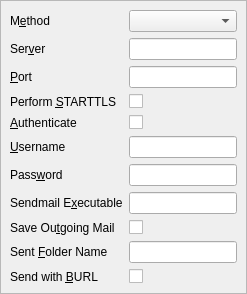
Old version of the form src/Gui/SettingsOutgoingPage.ui in the repository jktjkt/trojita.
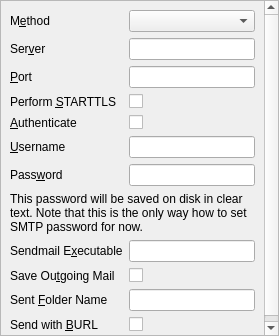
New version of the form. Custom widgets are drawn as their Qt base class.

Commit message: Show big fat warning that smtp password will be saved on disk in clear text

Diff of the .ui file:
```diff
--- a/src/Gui/SettingsOutgoingPage.ui
+++ b/src/Gui/SettingsOutgoingPage.ui
@@ -76,7 +76,17 @@
       </property>
      </widget>
     </item>
-    <item row="7" column="0">
+    <item row="7" column="0" colspan="2">
+     <widget class="QLabel" name="passwordWarning">
+      <property name="text">
+       <string>This password will be saved on disk in clear text. Note that this is the only way how to set SMTP password for now.</string>
+      </property>
+      <property name="wordWrap">
+       <bool>true</bool>
+      </property>
+     </widget>
+    </item>
+    <item row="8" column="0">
      <widget class="QLabel" name="sendmailLabel">
       <property name="text">
        <string>Sendmail E&amp;xecutable</string>
@@ -109,7 +119,7 @@
       </property>
      </widget>
     </item>
-    <item row="7" column="1">
+    <item row="8" column="1">
      <widget class="LineEdit" name="sendmail"/>
     </item>
     <item row="3" column="0">
@@ -129,10 +139,10 @@
       </property>
      </widget>
     </item>
-    <item row="8" column="1">
+    <item row="9" column="1">
      <widget class="QCheckBox" name="saveToImap"/>
     </item>
-    <item row="8" column="0">
+    <item row="9" column="0">
      <widget class="QLabel" name="saveToImapLabel">
       <property name="text">
        <string>Save Ou&amp;tgoing Mail</string>
@@ -142,7 +152,7 @@
       </property>
      </widget>
     </item>
-    <item row="9" column="0">
+    <item row="10" column="0">
      <widget class="QLabel" name="saveFolderLabel">
       <property name="text">
        <string>Sent &amp;Folder Name</string>
@@ -152,10 +162,10 @@
       </property>
      </widget>
     </item>
-    <item row="9" column="1">
+    <item row="10" column="1">
      <widget class="LineEdit" name="saveFolderName"/>
     </item>
-    <item row="10" column="0">
+    <item row="11" column="0">
      <widget class="QLabel" name="smtpBurlLabel">
       <property name="toolTip">
        <string>Enable forward-without-download via BURL (RFC 4468) when the IMAP and ESMTP servers support it. Extra server-side configuration is required.</string>
@@ -168,7 +178,7 @@
       </property>
      </widget>
     </item>
-    <item row="10" column="1">
+    <item row="11" column="1">
      <widget class="QCheckBox" name="smtpBurl"/>
     </item>
    </layout>
```
The commit also changes 2 other files.
